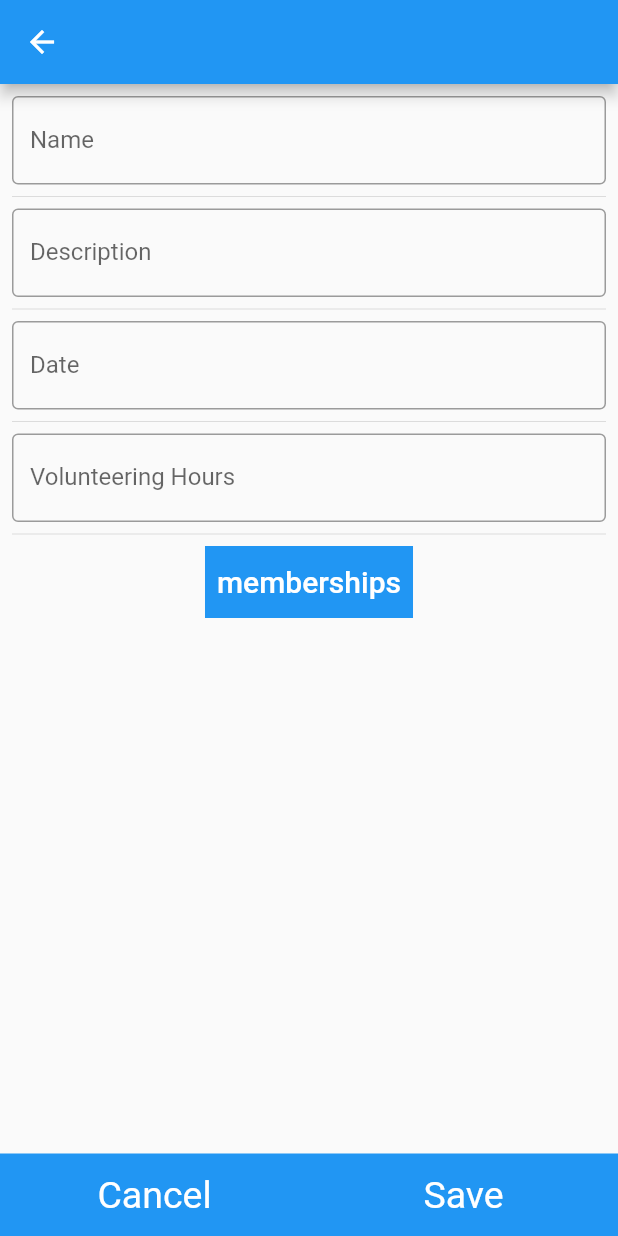
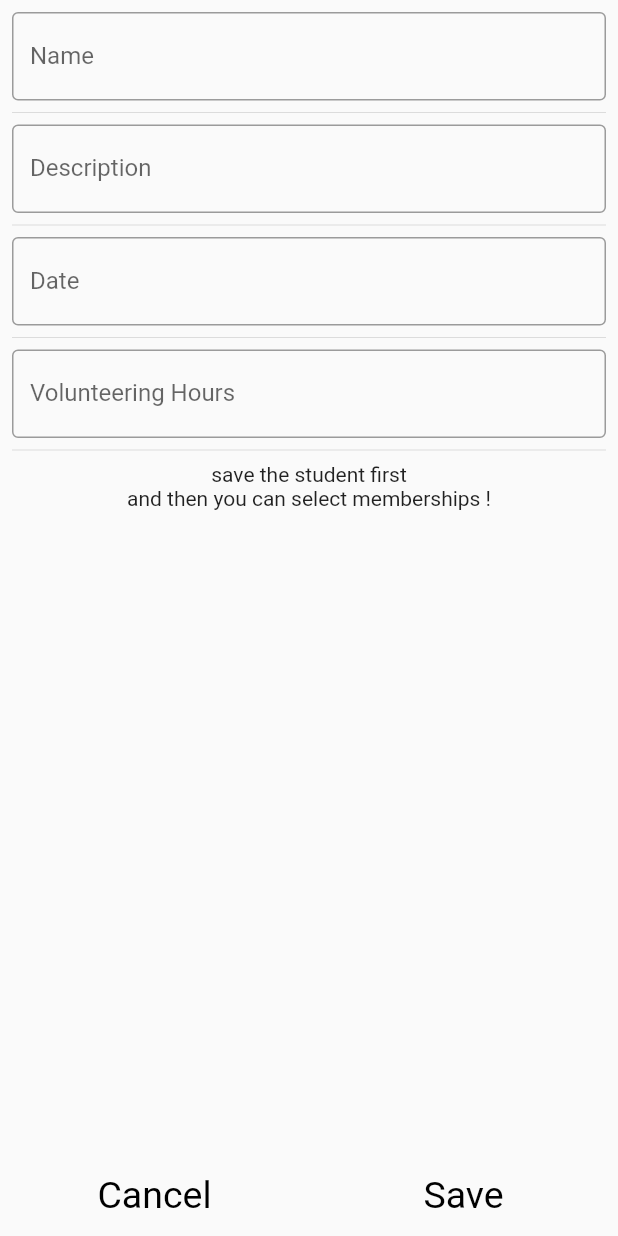
Before and after one commit to AhmedAbdoElhawary/scouts_systems_project, a Flutter app: the addNewStudent screen opened directly with empty values, on a phone screen of 412 x 824 dp. Run offline on Flutter 3.47's test engine with Material 2 defaults, Android fonts, the phone set to English and light mode, and no system bars; our stand-ins replace cloud_firestore, firebase_auth, firebase_core, fluttertoast, random_string; accounts and stored records are empty.

```diff
--- a/lib/view/students/addStudentItem.dart
+++ b/lib/view/students/addStudentItem.dart
@@ -1,9 +1,8 @@
 import 'package:flutter/cupertino.dart';
 import 'package:flutter/material.dart';
 import 'package:flutter/widgets.dart';
-import 'package:provider/src/provider.dart';
+import 'package:scouts_system/common%20UI/buildTheBlueTextButton.dart';
 import 'package:scouts_system/model/add%20data%20firestore/addFirestoreStudents.dart';
-import 'package:scouts_system/view%20model/seasonsGetDataFirestore.dart';
 import 'package:scouts_system/view/students/listOfMembershipsStudentPage.dart';
 
 class addNewStudent extends StatefulWidget {
@@ -34,7 +33,7 @@ class _addNewStudentState extends State<addNewStudent> {
   @override
   Widget build(BuildContext context) {
     return Scaffold(
-      appBar: AppBar(),
+      // appBar: AppBar(),
       body: SafeArea(
         child: Column(
           children: [
@@ -50,7 +49,6 @@ class _addNewStudentState extends State<addNewStudent> {
     return Container(
       width: double.infinity,
       height: 55,
-      color: Colors.blue,
       child: Row(
         mainAxisSize: MainAxisSize.min,
         crossAxisAlignment: CrossAxisAlignment.center,
@@ -69,7 +67,7 @@ class _addNewStudentState extends State<addNewStudent> {
         child: Text("Cancel",
             style: TextStyle(
                 fontSize: 25,
-                color: Colors.white,
+                color: Colors.black,
                 fontWeight: FontWeight.normal)),
         onPressed: () {
           Navigator.pop(context);
@@ -84,7 +82,7 @@ class _addNewStudentState extends State<addNewStudent> {
           child: Text("Save",
               style: TextStyle(
                   fontSize: 25,
-                  color: Colors.white,
+                  color: Colors.black,
                   fontWeight: FontWeight.normal)),
           onPressed: () {
             if (validateTextField(widget.controlName.text) &&
@@ -149,36 +147,24 @@ class _addNewStudentState extends State<addNewStudent> {
                 buildTextFormField(
                     widget.controlVolunteeringHours, "Volunteering Hours"),
                 const Divider(),
-                buildCenter()
+                widget.studentDocId == ""
+                    ? Column(
+                        children: [
+                          Container(child: Text("save the student first")),
+                          Container(
+                              child: Text("and then you can select memberships !"))
+                        ],
+                      )
+                    : BuildBlueTextButton(
+                        text: "memberships",
+                        pop: false,
+                        moveToPage:
+                            ListOfMembershipsStudent(widget.studentDocId),
+                      )
               ],
             ),
           ),
         ),
-      ),
-    );
-  }
-
-  Center buildCenter() {
-    return Center(
-      child: Container(
-        color: Colors.blue,
-        child: TextButton(
-            onPressed: () async {
-              WidgetsBinding.instance!.addPostFrameCallback((_) {
-                context.read<SeasonsGetDataFirestore>().getAllSeasonsData();
-
-                Navigator.push(
-                  context,
-                  MaterialPageRoute(
-                      builder: (context) => ListOfMembershipsStudent(
-                          widget.studentDocId)),
-                );
-              });
-            },
-            child: Text(
-              "memberships",
-              style: TextStyle(fontSize: 20, color: Colors.white),
-            )),
       ),
     );
   }
```
